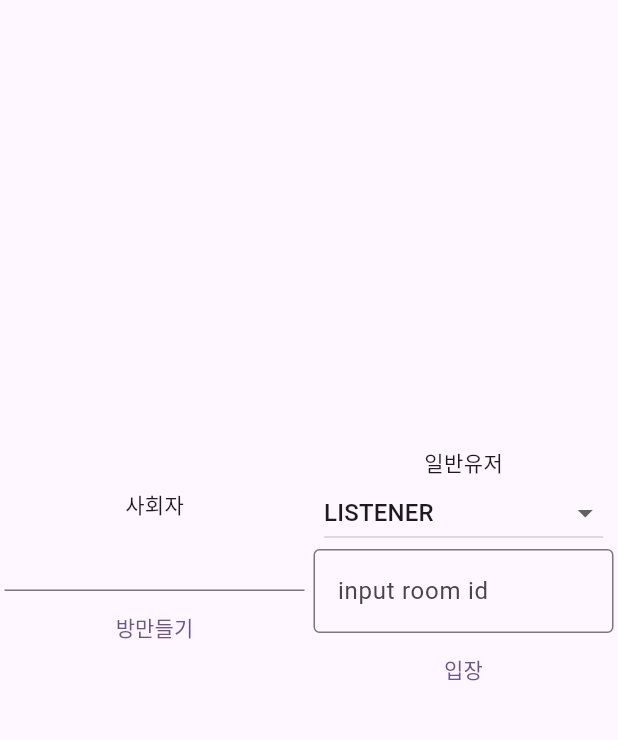
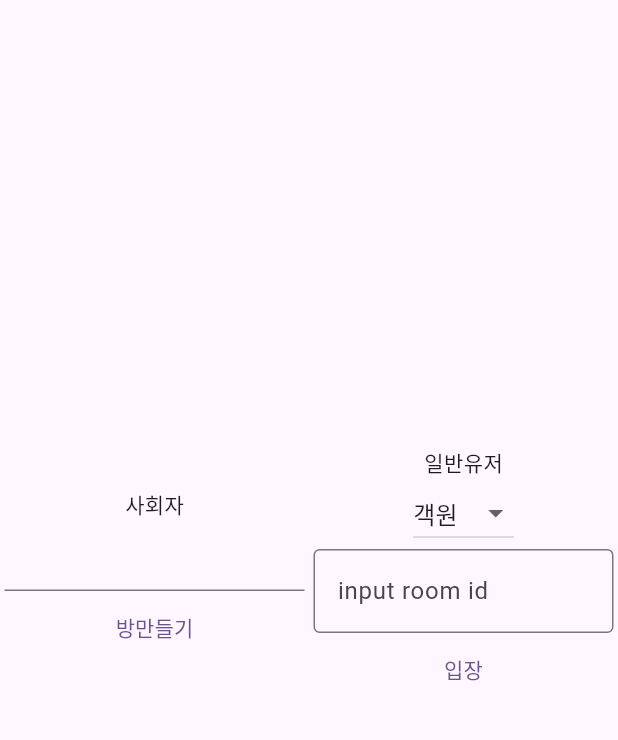
Before and after one commit to fmowl10/neojomCEDA, a Flutter app: the screen it shows after launch, after a tap on "방만들기", on a phone screen of 412 x 824 dp, the part 84-824 px from its top. Run offline on Flutter 3.47's test engine with Material 2 defaults, Android fonts, the phone set to English and light mode, and no system bars; accounts and stored records are empty; network calls fail.

Commit message:
코드 폴리싱

```diff
--- a/frontend/lib/main.dart
+++ b/frontend/lib/main.dart
@@ -1,16 +1,23 @@
 import 'dart:convert';
-
 import 'package:flutter/material.dart';
 import 'package:flutter/services.dart';
-import 'package:neojom_ceda/model/moderator.dart';
+import 'package:http/http.dart' as http;
+import 'package:provider/provider.dart';
 import 'package:neojom_ceda/moderator_page.dart';
 import 'package:neojom_ceda/user_page.dart';
-import 'package:http/http.dart' as http;
+import 'package:neojom_ceda/provider/neojom_ceda_provider.dart';
+import 'package:neojom_ceda/model/moderator.dart';
 import 'package:neojom_ceda/model/user.dart';
+import 'package:neojom_ceda/constants.dart';
 
 void main() {
   runApp(
-    const MyApp(),
+    MultiProvider(
+      providers: [
+        ChangeNotifierProvider(create: (_) => NeojomCEDAProvider()),
+      ],
+      child: const MyApp(),
+    ),
   );
 }
 
@@ -43,14 +50,8 @@
 class _MyHomePageState extends State<MyHomePage> {
   int roomId = 0;
   String topic = "";
-  final roleItems = [
-    "POSITIVE_SPEAKER1",
-    "POSITIVE_SPEAKER2",
-    "NEGATIVE_SPEAKER1",
-    "NEGATIVE_SPEAKER2",
-    "LISTENER"
-  ];
-  String role = "LISTENER";
+  final roleItems = userRoles.values;
+  String role = "객원";
   bool isFetching = false;
   String uuid = "";
 
@@ -132,7 +133,12 @@
                                 join().then((value) {
                                   Navigator.of(context).push(MaterialPageRoute(
                                     builder: (context) {
-                                      return UserPage(User(roomId, role, uuid));
+                                      var roleENG = userRoles.keys.firstWhere(
+                                          (element) =>
+                                              userRoles[element] == role,
+                                          orElse: () => '객원');
+                                      return UserPage(
+                                          User(roomId, roleENG, uuid));
                                     },
                                   ));
                                 });
--- a/frontend/lib/model/user.dart
+++ b/frontend/lib/model/user.dart
@@ -1,6 +1,5 @@
+import 'dart:convert';
 import 'package:http/http.dart' as http;
-import 'dart:convert' as convert;
-import 'dart:convert';
 import 'package:neojom_ceda/model/state_model.dart';
 
 class User {
@@ -34,7 +33,7 @@ class User {
     final param = {"positive": positive ? 'true' : 'false', "uuid": uuid};
     final url = Uri.https(endPoint, "$roomId/poll", param);
     print(url);
-    var response =
+    var res =
         await http.get(url, headers: {"Content-Type": "application/json"});
   }
 }
--- a/frontend/lib/moderator_page.dart
+++ b/frontend/lib/moderator_page.dart
@@ -1,9 +1,9 @@
+import 'dart:async';
 import 'package:flutter/material.dart';
 import 'package:flutter/services.dart';
 import 'package:neojom_ceda/component/state_model_component.dart';
 import 'package:neojom_ceda/model/moderator.dart';
 import 'package:neojom_ceda/model/state_model.dart';
-import 'dart:async';
 
 import 'package:neojom_ceda/poll_result_page.dart';
 
--- a/frontend/lib/poll_result_page.dart
+++ b/frontend/lib/poll_result_page.dart
@@ -1,13 +1,13 @@
 import 'package:flutter/material.dart';
 import 'package:neojom_ceda/model/poll_result.dart';
 import 'package:http/http.dart' as http;
-import 'dart:convert' as convert;
 import 'dart:convert';
 
 class PollResultPage extends StatefulWidget {
   final int roomId;
-  PollResultPage(this.roomId);
+  const PollResultPage(this.roomId, {super.key});
 
+  @override
   State<PollResultPage> createState() => PollResultPageState();
 }
 
--- a/frontend/lib/user_page.dart
+++ b/frontend/lib/user_page.dart
@@ -1,9 +1,10 @@
+import 'dart:async';
 import 'package:flutter/material.dart';
+import 'package:neojom_ceda/constants.dart';
 import 'package:neojom_ceda/model/user.dart';
 import 'package:neojom_ceda/component/state_model_component.dart';
 import 'package:neojom_ceda/model/state_model.dart';
 import 'package:neojom_ceda/poll_result_page.dart';
-import 'dart:async';
 
 class UserPage extends StatefulWidget {
   final User user;
@@ -37,7 +38,7 @@ class UserPageState extends State<UserPage> {
     return Scaffold(
         appBar: AppBar(
             backgroundColor: Theme.of(context).colorScheme.inversePrimary,
-            title: Text('${user.roomId} 방 역할 : ${user.role}')),
+            title: Text('${userRoles[user.roomId]} 방 역할 : ${user.role}')),
         body: Center(
           child: Column(children: [
             StateModelComponent(currentState),
```
Also changed, not shown: frontend/lib/component/state_model_component.dart (+7 -4 lines), frontend/lib/model/moderator.dart (+3 -4 lines).
